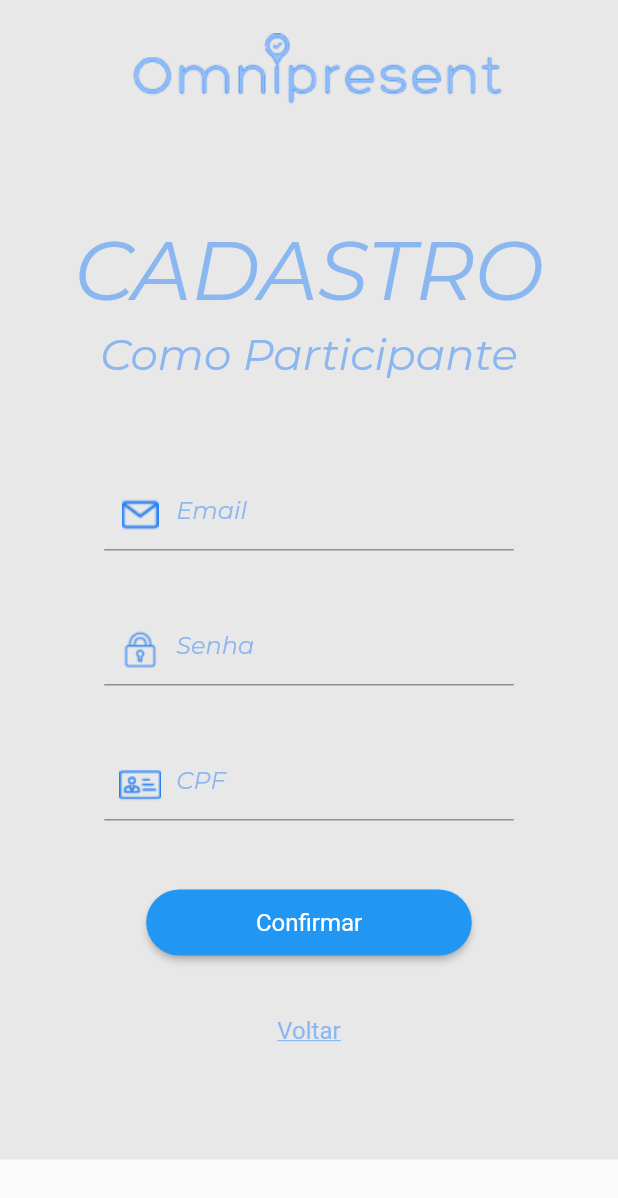
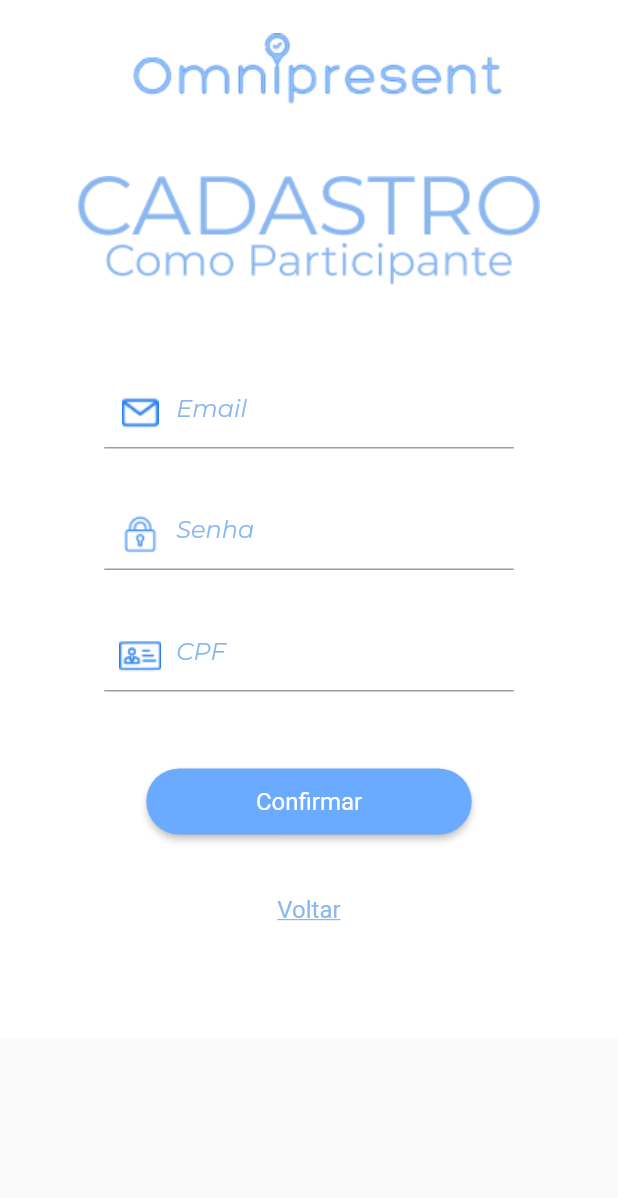
Before and after one commit to Felipe-Takayuki/Omni, a Flutter app: the CadastroTela screen opened directly, on a phone screen of 412 x 824 dp. Shown: the top 1198 px of the screen. Run offline on Flutter 3.47's test engine with Material 2 defaults, Android fonts, the phone set to English and light mode, and no system bars.

```diff
--- a/lib/pages/PageCadastro.dart
+++ b/lib/pages/PageCadastro.dart
@@ -26,13 +26,13 @@ class _CadastroTelaState extends State<CadastroTela> {
         child: SingleChildScrollView(
           reverse: true,
           child: Container(
-            color: Color.fromRGBO(232, 232, 232, 1),
+            color: Colors.white,
             child: Center(
               child: Column(
                 children: [
                   Padding(
                     padding: const EdgeInsets.only(
-                        top: 22.32, right: 31, left: 43, bottom: 63),
+                        top: 22.32, right: 31, left: 43, bottom: 33),
                     child: Image.asset(
                       'assets/images/logotitle.png',
                       width: 286,
@@ -40,62 +40,48 @@ class _CadastroTelaState extends State<CadastroTela> {
                     ),
                   ),
                   Center(
-                      child: Text(
-                    'CADASTRO',
-                    style: TextStyle(
-                      fontSize: 55,
-                      fontFamily: 'Montserrat',
-                      color: Color.fromRGBO(139, 183, 241, 1),
-                      fontWeight: FontWeight.w400,
-                      fontStyle: FontStyle.normal,
-                    ),
-                  )),
+                      child: Image.asset("assets/images/CADASTRO.png")
+                 ),
 
                   Padding(
-                    padding: const EdgeInsets.only(top: 4.66, bottom: 65),
+                    padding: const EdgeInsets.only(top: 4.66, bottom: 61),
                     child: Center(
-                        child: Text(
-                      'Como Participante',
-                      style: TextStyle(
-                          fontSize: 29,
-                          fontFamily: 'Montserrat',
-                          color: Color.fromRGBO(139, 183, 241, 1),
-                          fontWeight: FontWeight.w400,
-                          fontStyle: FontStyle.normal),
-                    )),
+                        child: Image.asset("assets/images/Como Participante.png")),
                   ),
-                  Padding(
-                    padding: const EdgeInsets.only(bottom: 42),
-                    child: TextFieldPerosnalizado(
-                      tipo: 'Email',
-                      o: false,
-                      textocontrolado: texto,
-                      icone: "assets/images/image 5.png",
-                    ),
-                  ),
-                  Padding(
-                    padding: const EdgeInsets.only(bottom: 42),
-                    child: TextFieldPerosnalizado(
-                        tipo: 'Senha',
-                        textocontrolado: senha,
-                        o: true,
-                        icone: "assets/images/image 4.png"),
-                  ),
-                  TextFieldPerosnalizado(
-                    tipo: 'CPF',
-                    textocontrolado: CPF,
-                    o: false,
-                    icone: "assets/images/cartao-de-visitas 1.png",
-                  ),
-                  SizedBox(
-                    height: 44,
-                  ),
+                   Padding(
+                     padding: const EdgeInsets.only(bottom: 49.32),
+                     child: COnjunto(),
+                   ),
+                  // Padding(
+                  //   padding: const EdgeInsets.only(bottom: 42),
+                  //   child: TextFieldPerosnalizado(
+                  //     tipo: 'Email',
+                  //     o: false,
+                  //     textocontrolado: texto,
+                  //     icone: "assets/images/image 5.png",
+                  //   ),
+                  // ),
+                  // Padding(
+                  //   padding: const EdgeInsets.only(bottom: 42),
+                  //   child: TextFieldPerosnalizado(
+                  //       tipo: 'Senha',
+                  //       textocontrolado: senha,
+                  //       o: true,
+                  //       icone: "assets/images/image 4.png"),
+                  // ),
+                  // TextFieldPerosnalizado(
+                  //   tipo: 'CPF',
+                  //   textocontrolado: CPF,
+                  //   o: false,
+                  //   icone: "assets/images/cartao-de-visitas 1.png",
+                  // ),
+
                   Padding(
                     padding: const EdgeInsets.only(bottom: 24),
                     child: ElevatedButton(
                       onPressed: () {
                         Navigator.of(context).push(MaterialPageRoute(
-                            builder: (context) => LoginPage()));
+                            builder: (context) => Perfil()));
                       },
                       child: Text(
                         'Confirmar',
@@ -103,10 +89,13 @@ class _CadastroTelaState extends State<CadastroTela> {
                             fontSize: 16, fontWeight: FontWeight.w400),
                       ),
                       style: ElevatedButton.styleFrom(
+                        backgroundColor: Color.fromRGBO(107, 171, 255, 1),
                           fixedSize: Size(217, 44),
                           shape: RoundedRectangleBorder(
                             borderRadius: BorderRadius.circular(25),
+
                           )),
+
                     ),
                   ),
                   Padding(
@@ -133,3 +122,41 @@ class _CadastroTelaState extends State<CadastroTela> {
     );
   }
 }
+class COnjunto extends StatelessWidget {
+   COnjunto({super.key});
+   final TextEditingController texto = TextEditingController();
+  final TextEditingController senha = TextEditingController();
+  final TextEditingController CPF = TextEditingController();
+
+  @override
+  Widget build(BuildContext context) {
+    return Column(
+      children: [
+         Padding(
+                    padding: const EdgeInsets.only(bottom: 33),
+                    child: TextFieldPerosnalizado(
+                      tipo: 'Email',
+                      o: false,
+                      textocontrolado:texto ,
+                      icone: "assets/images/image 5.png",
+                    ),
+                  ),
+                  Padding(
+                    padding: const EdgeInsets.only(bottom:33),
+                    child: TextFieldPerosnalizado(
+                        tipo: 'Senha',
+                        textocontrolado: senha,
+                        o: true,
+                        icone: "assets/images/image 4.png"),
+                  ),
+                  TextFieldPerosnalizado(
+                    tipo: 'CPF',
+                    textocontrolado: CPF,
+                    o: false,
+                    icone: "assets/images/cartao-de-visitas 1.png",
+                  ),
+
+      ],
+    );
+  }
+}
```
Also changed, not shown: lib/pages/perfil.dart (+13 -3 lines), lib/pages/trueHomePage.dart (+8 -12 lines), assets/images/CADASTRO.png (added), assets/images/Como Participante.png (added), assets/images/Como empresa.png (added), assets/images/lupa 1.png (added), assets/images/pessoa 1.png (added).
